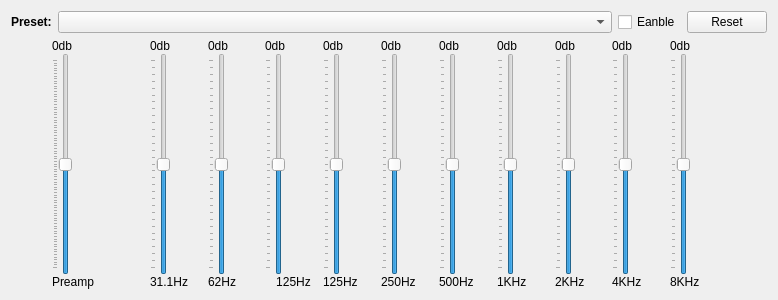
Before: the Qt Designer form src/widget_shared/equalizerdialog.ui in billlin0904/xamp2, drawn with Qt 5.
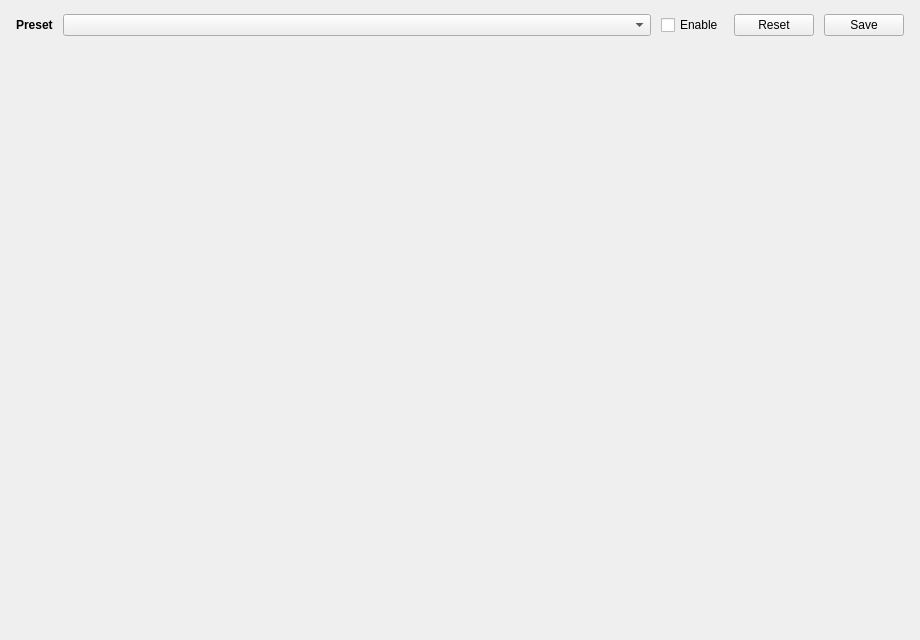
After: the same form once the commit is applied. Custom widgets are drawn as their Qt base class.

Patch:
```diff
--- a/src/widget_shared/equalizerdialog.ui
+++ b/src/widget_shared/equalizerdialog.ui
@@ -6,34 +6,40 @@
    <rect>
     <x>0</x>
     <y>0</y>
-    <width>778</width>
-    <height>300</height>
+    <width>920</width>
+    <height>640</height>
    </rect>
   </property>
-  <property name="sizePolicy">
-   <sizepolicy hsizetype="Fixed" vsizetype="Fixed">
-    <horstretch>0</horstretch>
-    <verstretch>0</verstretch>
-   </sizepolicy>
-  </property>
   <property name="minimumSize">
    <size>
-    <width>0</width>
-    <height>300</height>
-   </size>
-  </property>
-  <property name="maximumSize">
-   <size>
-    <width>16777215</width>
-    <height>300</height>
+    <width>840</width>
+    <height>560</height>
    </size>
   </property>
   <property name="windowTitle">
    <string>Equalizer</string>
   </property>
-  <layout class="QVBoxLayout" name="verticalLayout_13" stretch="0,1">
+  <layout class="QVBoxLayout" name="mainLayout" stretch="0,2,3">
+   <property name="spacing">
+    <number>12</number>
+   </property>
+   <property name="leftMargin">
+    <number>16</number>
+   </property>
+   <property name="topMargin">
+    <number>14</number>
+   </property>
+   <property name="rightMargin">
+    <number>16</number>
+   </property>
+   <property name="bottomMargin">
+    <number>14</number>
+   </property>
    <item>
-    <layout class="QHBoxLayout" name="horizontalLayout" stretch="0,1,0,0">
+    <layout class="QHBoxLayout" name="toolbarLayout" stretch="0,1,0,0,0">
+     <property name="spacing">
+      <number>10</number>
+     </property>
      <item>
       <widget class="QLabel" name="presetLabel">
        <property name="font">
@@ -42,17 +48,24 @@
         </font>
        </property>
        <property name="text">
-        <string>Preset:</string>
+        <string>Preset</string>
        </property>
       </widget>
      </item>
      <item>
-      <widget class="QComboBox" name="eqPresetComboBox"/>
+      <widget class="QComboBox" name="eqPresetComboBox">
+       <property name="minimumSize">
+        <size>
+         <width>220</width>
+         <height>0</height>
+        </size>
+       </property>
+      </widget>
      </item>
      <item>
       <widget class="QCheckBox" name="enableEqCheckBox">
        <property name="text">
-        <string>Eanble</string>
+        <string>Enable</string>
        </property>
       </widget>
      </item>
@@ -63,591 +76,93 @@
        </property>
       </widget>
      </item>
-    </layout>
-   </item>
-   <item>
-    <layout class="QHBoxLayout" name="horizontalLayout_3" stretch="0,1">
-     <property name="spacing">
-      <number>0</number>
-     </property>
      <item>
-      <spacer name="horizontalSpacer">
-       <property name="orientation">
-        <enum>Qt::Horizontal</enum>
+      <widget class="QPushButton" name="saveButton">
+       <property name="text">
+        <string>Save</string>
        </property>
-       <property name="sizeType">
-        <enum>QSizePolicy::Fixed</enum>
-       </property>
-       <property name="sizeHint" stdset="0">
-        <size>
-         <width>40</width>
-         <height>20</height>
-        </size>
-       </property>
-      </spacer>
+      </widget>
      </item>
-     <item>
-      <layout class="QGridLayout" name="gridLayout">
-       <item row="0" column="4">
-        <layout class="QVBoxLayout" name="verticalLayout_3">
-         <property name="spacing">
-          <number>0</number>
-         </property>
-         <property name="leftMargin">
-          <number>1</number>
-         </property>
-         <item>
-          <widget class="QLabel" name="band3DbLabel">
-           <property name="text">
-            <string>0db</string>
-           </property>
-           <property name="alignment">
-            <set>Qt::AlignLeading|Qt::AlignLeft|Qt::AlignVCenter</set>
-           </property>
-          </widget>
-         </item>
-         <item>
-          <widget class="DoubleSlider" name="band3Slider">
-           <property name="minimum">
-            <number>-150</number>
-           </property>
-           <property name="maximum">
-            <number>150</number>
-           </property>
-           <property name="orientation">
-            <enum>Qt::Vertical</enum>
-           </property>
-           <property name="tickPosition">
-            <enum>QSlider::TicksAbove</enum>
-           </property>
-          </widget>
-         </item>
-         <item>
-          <widget class="QLabel" name="band3FeqLabel">
-           <property name="text">
-            <string>125Hz</string>
-           </property>
-           <property name="alignment">
-            <set>Qt::AlignCenter</set>
-           </property>
-          </widget>
-         </item>
-        </layout>
-       </item>
-       <item row="0" column="0">
-        <layout class="QVBoxLayout" name="verticalLayout_12">
-         <property name="spacing">
-          <number>0</number>
-         </property>
-         <property name="leftMargin">
-          <number>1</number>
-         </property>
-         <item>
-          <widget class="QLabel" name="preampDbLabel">
-           <property name="text">
-            <string>0db</string>
-           </property>
-           <property name="alignment">
-            <set>Qt::AlignLeading|Qt::AlignLeft|Qt::AlignVCenter</set>
-           </property>
-          </widget>
-         </item>
-         <item>
-          <widget class="DoubleSlider" name="preampSlider">
-           <property name="sizePolicy">
-            <sizepolicy hsizetype="Fixed" vsizetype="Expanding">
-             <horstretch>0</horstretch>
-             <verstretch>0</verstretch>
-            </sizepolicy>
-           </property>
-           <property name="minimum">
-            <number>-400</number>
-           </property>
-           <property name="maximum">
-            <number>400</number>
-           </property>
-           <property name="orientation">
-            <enum>Qt::Vertical</enum>
-           </property>
-           <property name="tickPosition">
-            <enum>QSlider::TicksAbove</enum>
-           </property>
-          </widget>
-         </item>
-         <item>
-          <widget class="QLabel" name="preampLabel">
-           <property name="text">
-            <string>Preamp</string>
-           </property>
-           <property name="alignment">
-            <set>Qt::AlignLeading|Qt::AlignLeft|Qt::AlignVCenter</set>
-           </property>
-          </widget>
-         </item>
-        </layout>
-       </item>
-       <item row="0" column="10">
-        <layout class="QVBoxLayout" name="verticalLayout_9">
-         <property name="spacing">
-          <number>0</number>
-         </property>
-         <property name="leftMargin">
-          <number>1</number>
-         </property>
-         <item>
-          <widget class="QLabel" name="band9DbLabel">
-           <property name="text">
-            <string>0db</string>
-           </property>
-           <property name="alignment">
-            <set>Qt::AlignLeading|Qt::AlignLeft|Qt::AlignVCenter</set>
-           </property>
-          </widget>
-         </item>
-         <item>
-          <widget class="DoubleSlider" name="band9Slider">
-           <property name="minimum">
-            <number>-150</number>
-           </property>
-           <property name="maximum">
-            <number>150</number>
-           </property>
-           <property name="orientation">
-            <enum>Qt::Vertical</enum>
-           </property>
-           <property name="tickPosition">
-            <enum>QSlider::TicksAbove</enum>
-           </property>
-          </widget>
-         </item>
-         <item>
-          <widget class="QLabel" name="band9FeqLabel">
-           <property name="text">
-            <string>4KHz</string>
-           </property>
-           <property name="alignment">
-            <set>Qt::AlignLeading|Qt::AlignLeft|Qt::AlignVCenter</set>
-           </property>
-          </widget>
-         </item>
-        </layout>
-       </item>
-       <item row="0" column="9">
-        <layout class="QVBoxLayout" name="verticalLayout_8">
-         <property name="spacing">
-          <number>0</number>
-         </property>
-         <property name="leftMargin">
-          <number>1</number>
-         </property>
-         <item>
-          <widget class="QLabel" name="band8DbLabel">
-           <property name="text">
-            <string>0db</string>
-           </property>
-           <property name="alignment">
-            <set>Qt::AlignLeading|Qt::AlignLeft|Qt::AlignVCenter</set>
-           </property>
-          </widget>
-         </item>
-         <item>
-          <widget class="DoubleSlider" name="band8Slider">
-           <property name="minimum">
-            <number>-150</number>
-           </property>
-           <property name="maximum">
-            <number>150</number>
-           </property>
-           <property name="orientation">
-            <enum>Qt::Vertical</enum>
-           </property>
-           <property name="tickPosition">
-            <enum>QSlider::TicksAbove</enum>
-           </property>
-          </widget>
-         </item>
-         <item>
-          <widget class="QLabel" name="band8FeqLabel">
-           <property name="text">
-            <string>2KHz</string>
-           </property>
-           <property name="alignment">
-            <set>Qt::AlignLeading|Qt::AlignLeft|Qt::AlignVCenter</set>
-           </property>
-          </widget>
-         </item>
-        </layout>
-       </item>
-       <item row="0" column="8">
-        <layout class="QVBoxLayout" name="verticalLayout_7">
-         <property name="spacing">
-          <number>0</number>
-         </property>
-         <property name="leftMargin">
-          <number>1</number>
-         </property>
-         <item>
-          <widget class="QLabel" name="band7DbLabel">
-           <property name="text">
-            <string>0db</string>
-           </property>
-           <property name="alignment">
-            <set>Qt::AlignLeading|Qt::AlignLeft|Qt::AlignVCenter</set>
-           </property>
-          </widget>
-         </item>
-         <item>
-          <widget class="DoubleSlider" name="band7Slider">
-           <property name="minimum">
-            <number>-150</number>
-           </property>
-           <property name="maximum">
-            <number>150</number>
-           </property>
-           <property name="orientation">
-            <enum>Qt::Vertical</enum>
-           </property>
-           <property name="tickPosition">
-            <enum>QSlider::TicksAbove</enum>
-           </property>
-          </widget>
-         </item>
-         <item>
-          <widget class="QLabel" name="band7FeqLabel">
-           <property name="text">
-            <string>1KHz</string>
-           </property>
-           <property name="alignment">
-            <set>Qt::AlignLeading|Qt::AlignLeft|Qt::AlignVCenter</set>
-           </property>
-          </widget>
-         </item>
-        </layout>
-       </item>
-       <item row="0" column="1">
-        <spacer name="horizontalSpacer_2">
-         <property name="orientation">
-          <enum>Qt::Horizontal</enum>
-         </property>
-         <property name="sizeType">
-          <enum>QSizePolicy::Fixed</enum>
-         </property>
-         <property name="sizeHint" stdset="0">
-          <size>
-           <width>40</width>
-           <height>20</height>
-          </size>
-         </property>
-        </spacer>
-       </item>
-       <item row="0" column="11">
-        <layout class="QVBoxLayout" name="verticalLayout_10">
-         <property name="spacing">
-          <number>0</number>
-         </property>
-         <property name="leftMargin">
-          <number>1</number>
-         </property>
-         <property name="rightMargin">
-          <number>0</number>
-         </property>
-         <item>
-          <widget class="QLabel" name="band10DbLabel">
-           <property name="text">
-            <string>0db</string>
-           </property>
-           <property name="alignment">
-            <set>Qt::AlignLeading|Qt::AlignLeft|Qt::AlignVCenter</set>
-           </property>
-          </widget>
-         </item>
-         <item>
-          <widget class="DoubleSlider" name="band10Slider">
-           <property name="minimum">
-            <number>-150</number>
-           </property>
-           <property name="maximum">
-            <number>150</number>
-           </property>
-           <property name="orientation">
-            <enum>Qt::Vertical</enum>
-           </property>
-           <property name="tickPosition">
-            <enum>QSlider::TicksAbove</enum>
-           </property>
-          </widget>
-         </item>
-         <item>
-          <widget class="QLabel" name="band10FeqLabel">
-           <property name="text">
-            <string>8KHz</string>
-           </property>
-           <property name="alignment">
-            <set>Qt::AlignLeading|Qt::AlignLeft|Qt::AlignVCenter</set>
-           </property>
-          </widget>
-         </item>
-        </layout>
-       </item>
-       <item row="0" column="3">
-        <layout class="QVBoxLayout" name="verticalLayout_2">
-         <property name="spacing">
-          <number>0</number>
-         </property>
-         <property name="leftMargin">
-          <number>1</number>
-         </property>
-         <item>
-          <widget class="QLabel" name="band2DbLabel">
-           <property name="text">
-            <string>0db</string>
-           </property>
-           <property name="alignment">
-            <set>Qt::AlignLeading|Qt::AlignLeft|Qt::AlignVCenter</set>
-           </property>
-          </widget>
-         </item>
-         <item>
-          <widget class="DoubleSlider" name="band2Slider">
-           <property name="minimum">
-            <number>-150</number>
-           </property>
-           <property name="maximum">
-            <number>150</number>
-           </property>
-           <property name="orientation">
-            <enum>Qt::Vertical</enum>
-           </property>
-           <property name="tickPosition">
-            <enum>QSlider::TicksAbove</enum>
-           </property>
-          </widget>
-         </item>
-         <item>
-          <widget class="QLabel" name="band2FeqLabel">
-           <property name="text">
-            <string>62Hz</string>
-           </property>
-           <property name="alignment">
-            <set>Qt::AlignLeading|Qt::AlignLeft|Qt::AlignVCenter</set>
-           </property>
-          </widget>
-         </item>
-        </layout>
-       </item>
-       <item row="0" column="7">
-        <layout class="QVBoxLayout" name="verticalLayout_6">
-         <property name="spacing">
-          <number>0</number>
-         </property>
-         <property name="leftMargin">
-          <number>1</number>
-         </property>
-         <item>
-          <widget class="QLabel" name="band6DbLabel">
-           <property name="text">
-            <string>0db</string>
-           </property>
-           <property name="alignment">
-            <set>Qt::AlignLeading|Qt::AlignLeft|Qt::AlignVCenter</set>
-           </property>
-          </widget>
-         </item>
-         <item>
-          <widget class="DoubleSlider" name="band6Slider">
-           <property name="minimum">
-            <number>-150</number>
-           </property>
-           <property name="maximum">
-            <number>150</number>
-           </property>
-           <property name="orientation">
-            <enum>Qt::Vertical</enum>
-           </property>
-           <property name="tickPosition">
-            <enum>QSlider::TicksAbove</enum>
-           </property>
-          </widget>
-         </item>
-         <item>
-          <widget class="QLabel" name="band6FeqLabel">
-           <property name="text">
-            <string>500Hz</string>
-           </property>
-           <property name="alignment">
-            <set>Qt::AlignLeading|Qt::AlignLeft|Qt::AlignVCenter</set>
-           </property>
-          </widget>
-         </item>
-        </layout>
-       </item>
-       <item row="0" column="2">
-        <layout class="QVBoxLayout" name="verticalLayout">
-         <property name="spacing">
-          <number>0</number>
-         </property>
-         <property name="leftMargin">
-          <number>1</number>
-         </property>
-         <item>
-          <widget class="QLabel" name="band1DbLabel">
-           <property name="text">
-            <string>0db</string>
-           </property>
-           <property name="alignment">
-            <set>Qt::AlignLeading|Qt::AlignLeft|Qt::AlignVCenter</set>
-           </property>
-          </widget>
-         </item>
-         <item>
-          <widget class="DoubleSlider" name="band1Slider">
-           <property name="minimum">
-            <number>-150</number>
-           </property>
-           <property name="maximum">
-            <number>150</number>
-           </property>
-           <property name="orientation">
-            <enum>Qt::Vertical</enum>
-           </property>
-           <property name="tickPosition">
-            <enum>QSlider::TicksAbove</enum>
-           </property>
-          </widget>
-         </item>
-         <item>
-          <widget class="QLabel" name="band1FeqLabel">
-           <property name="text">
-            <string>31.1Hz</string>
-           </property>
-           <property name="alignment">
-            <set>Qt::AlignLeading|Qt::AlignLeft|Qt::AlignVCenter</set>
-           </property>
-          </widget>
-         </item>
-        </layout>
-       </item>
-       <item row="0" column="5">
-        <layout class="QVBoxLayout" name="verticalLayout_4">
-         <property name="spacing">
-          <number>0</number>
-         </property>
-         <property name="leftMargin">
-          <number>1</number>
-         </property>
-         <item>
-          <widget class="QLabel" name="band4DbLabel">
-           <property name="text">
-            <string>0db</string>
-           </property>
-           <property name="alignment">
-            <set>Qt::AlignLeading|Qt::AlignLeft|Qt::AlignVCenter</set>
-           </property>
-          </widget>
-         </item>
-         <item>
-          <widget class="DoubleSlider" name="band4Slider">
-           <property name="minimum">
-            <number>-150</number>
-           </property>
-           <property name="maximum">
-            <number>150</number>
-           </property>
-           <property name="orientation">
-            <enum>Qt::Vertical</enum>
-           </property>
-           <property name="tickPosition">
-            <enum>QSlider::TicksAbove</enum>
-           </property>
-          </widget>
-         </item>
-         <item>
-          <widget class="QLabel" name="band4FeqLabel">
-           <property name="text">
-            <string>125Hz</string>
-           </property>
-           <property name="alignment">
-            <set>Qt::AlignLeading|Qt::AlignLeft|Qt::AlignVCenter</set>
-           </property>
-          </widget>
-         </item>
-        </layout>
-       </item>
-       <item row="0" column="6">
-        <layout class="QVBoxLayout" name="verticalLayout_5">
-         <property name="spacing">
-          <number>0</number>
-         </property>
-         <property name="leftMargin">
-          <number>1</number>
-         </property>
-         <item>
-          <widget class="QLabel" name="band5DbLabel">
-           <property name="text">
-            <string>0db</string>
-           </property>
-           <property name="alignment">
-            <set>Qt::AlignLeading|Qt::AlignLeft|Qt::AlignVCenter</set>
-           </property>
-          </widget>
-         </item>
-         <item>
-          <widget class="DoubleSlider" name="band5Slider">
-           <property name="minimum">
-            <number>-150</number>
-           </property>
-           <property name="maximum">
-            <number>150</number>
-           </property>
-           <property name="orientation">
-            <enum>Qt::Vertical</enum>
-           </property>
-           <property name="tickPosition">
-            <enum>QSlider::TicksAbove</enum>
-           </property>
-          </widget>
-         </item>
-         <item>
-          <widget class="QLabel" name="band5FeqLabel">
-           <property name="text">
-            <string>250Hz</string>
-           </property>
-           <property name="alignment">
-            <set>Qt::AlignLeading|Qt::AlignLeft|Qt::AlignVCenter</set>
-           </property>
-          </widget>
-         </item>
-        </layout>
-       </item>
-       <item row="0" column="12">
-        <spacer name="horizontalSpacer_3">
-         <property name="orientation">
-          <enum>Qt::Horizontal</enum>
-         </property>
-         <property name="sizeType">
-          <enum>QSizePolicy::Fixed</enum>
-         </property>
-         <property name="sizeHint" stdset="0">
-          <size>
-           <width>40</width>
-           <height>20</height>
-          </size>
-         </property>
-        </spacer>
-       </item>
+    </layout>
+   </item>
+   <item>
+    <widget class="QFrame" name="graphFrame">
+     <property name="minimumSize">
+      <size>
+       <width>0</width>
+       <height>220</height>
+      </size>
+     </property>
+     <property name="frameShape">
+      <enum>QFrame::NoFrame</enum>
+     </property>
+     <layout class="QVBoxLayout" name="graphLayout">
+      <property name="spacing">
+       <number>0</number>
+      </property>
+      <property name="leftMargin">
+       <number>0</number>
+      </property>
+      <property name="topMargin">
+       <number>0</number>
+      </property>
+      <property name="rightMargin">
+       <number>0</number>
+      </property>
+      <property name="bottomMargin">
+       <number>0</number>
+      </property>
+     </layout>
+    </widget>
+   </item>
+   <item>
+    <widget class="QScrollArea" name="bandsScrollArea">
+     <property name="frameShape">
+      <enum>QFrame::NoFrame</enum>
+     </property>
+     <property name="verticalScrollBarPolicy">
+      <enum>Qt::ScrollBarAlwaysOff</enum>
+     </property>
+     <property name="horizontalScrollBarPolicy">
+      <enum>Qt::ScrollBarAlwaysOff</enum>
+     </property>
+     <property name="widgetResizable">
+      <bool>true</bool>
+     </property>
+     <widget class="QWidget" name="bandsScrollAreaWidget">
+      <property name="geometry">
+       <rect>
+        <x>0</x>
+        <y>0</y>
+        <width>888</width>
+        <height>310</height>
+       </rect>
+      </property>
+      <layout class="QGridLayout" name="bandsLayout">
+       <property name="horizontalSpacing">
+        <number>10</number>
+       </property>
+       <property name="verticalSpacing">
+        <number>8</number>
+       </property>
+       <property name="leftMargin">
+        <number>0</number>
+       </property>
+       <property name="topMargin">
+        <number>0</number>
+       </property>
+       <property name="rightMargin">
+        <number>0</number>
+       </property>
+       <property name="bottomMargin">
+        <number>0</number>
+       </property>
       </layout>
-     </item>
-    </layout>
+     </widget>
+    </widget>
    </item>
   </layout>
  </widget>
- <customwidgets>
-  <customwidget>
-   <class>DoubleSlider</class>
-   <extends>QSlider</extends>
-   <header>widget/doubleslider.h</header>
-  </customwidget>
- </customwidgets>
  <resources/>
  <connections/>
 </ui>
```
Left out of the diff: 2 changed lines with no effect on the pictures.
